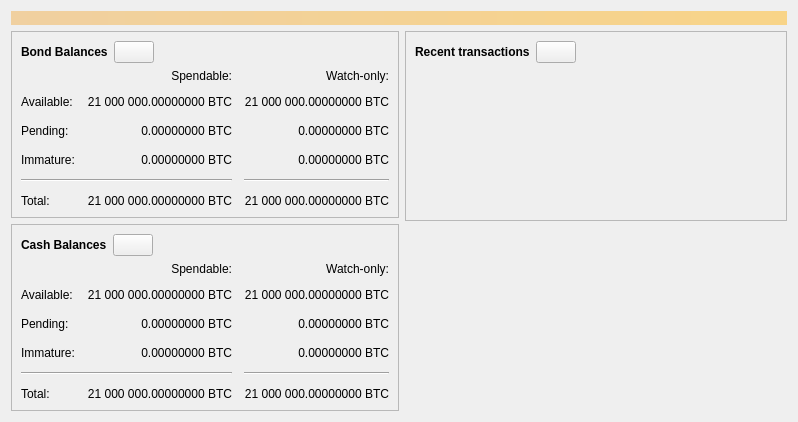
joshdoman/peerfed, file src/qt/forms/overviewpage.ui: the form before one commit.
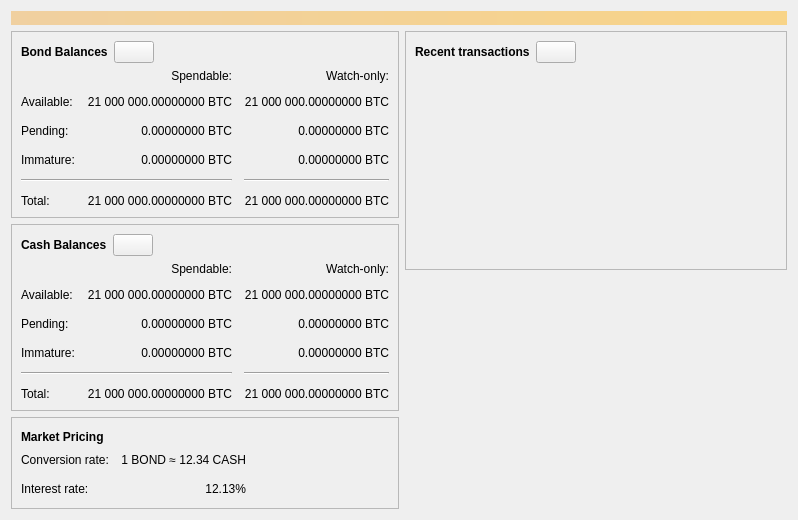
The form after the commit. Icons and pictures are not drawn. Custom widgets are drawn as their Qt base class.

Commit message: display conversion rate on overview page

What changed in the file:
```diff
--- a/src/qt/forms/overviewpage.ui
+++ b/src/qt/forms/overviewpage.ui
@@ -363,9 +363,9 @@
          <property name="frameShadow">
           <enum>QFrame::Raised</enum>
          </property>
-         <layout class="QVBoxLayout" name="verticalLayout_4">
+         <layout class="QVBoxLayout" name="verticalLayout_5">
           <item>
-           <layout class="QHBoxLayout" name="horizontalLayout_4">
+           <layout class="QHBoxLayout" name="horizontalLayout_5">
             <item>
              <widget class="QLabel" name="label_5">
               <property name="font">
@@ -673,6 +673,120 @@
          </layout>
         </widget>
        </item>
+       <item>
+        <widget class="QFrame" name="frame">
+         <property name="frameShape">
+          <enum>QFrame::StyledPanel</enum>
+         </property>
+         <property name="frameShadow">
+          <enum>QFrame::Raised</enum>
+         </property>
+         <layout class="QVBoxLayout" name="verticalLayout_6">
+          <item>
+           <layout class="QHBoxLayout" name="horizontalLayout_6">
+            <item>
+             <widget class="QLabel" name="label_6">
+              <property name="font">
+               <font>
+                <weight>75</weight>
+                <bold>true</bold>
+               </font>
+              </property>
+              <property name="text">
+               <string>Market Pricing</string>
+              </property>
+             </widget>
+            </item>
+            <item>
+             <spacer name="horizontalSpacer_6">
+              <property name="orientation">
+               <enum>Qt::Horizontal</enum>
+              </property>
+              <property name="sizeHint" stdset="0">
+               <size>
+                <width>40</width>
+                <height>20</height>
+               </size>
+              </property>
+             </spacer>
+            </item>
+           </layout>
+          </item>
+          <item>
+           <layout class="QGridLayout" name="gridLayout6">
+            <property name="spacing">
+             <number>12</number>
+            </property>
+            <item row="2" column="0">
+             <widget class="QLabel" name="labelInterestRateTitle">
+              <property name="text">
+               <string>Interest rate:</string>
+              </property>
+             </widget>
+            </item>
+            <item row="2" column="2">
+             <widget class="QLabel" name="labelInterestRate">
+              <property name="cursor">
+               <cursorShape>IBeamCursor</cursorShape>
+              </property>
+              <property name="toolTip">
+               <string>The current annualized interest rate</string>
+              </property>
+              <property name="text">
+               <string notr="true">12.13%</string>
+              </property>
+              <property name="alignment">
+               <set>Qt::AlignRight|Qt::AlignTrailing|Qt::AlignVCenter</set>
+              </property>
+              <property name="textInteractionFlags">
+               <set>Qt::LinksAccessibleByMouse|Qt::TextSelectableByKeyboard|Qt::TextSelectableByMouse</set>
+              </property>
+             </widget>
+            </item>
+            <item row="1" column="0">
+             <widget class="QLabel" name="labelConversionRateTitle">
+              <property name="text">
+               <string>Conversion rate:</string>
+              </property>
+             </widget>
+            </item>
+            <item row="1" column="2">
+             <widget class="QLabel" name="labelConversionRate">
+              <property name="cursor">
+               <cursorShape>IBeamCursor</cursorShape>
+              </property>
+              <property name="toolTip">
+               <string>The current conversion rate</string>
+              </property>
+              <property name="text">
+               <string notr="true">1 BOND ≈ 12.34 CASH</string>
+              </property>
+              <property name="alignment">
+               <set>Qt::AlignRight|Qt::AlignTrailing|Qt::AlignVCenter</set>
+              </property>
+              <property name="textInteractionFlags">
+               <set>Qt::LinksAccessibleByMouse|Qt::TextSelectableByKeyboard|Qt::TextSelectableByMouse</set>
+              </property>
+             </widget>
+            </item>
+            <item row="2" column="3">
+             <spacer name="horizontalSpacerPricing_1">
+              <property name="orientation">
+               <enum>Qt::Horizontal</enum>
+              </property>
+              <property name="sizeHint" stdset="0">
+               <size>
+                <width>40</width>
+                <height>20</height>
+               </size>
+              </property>
+             </spacer>
+            </item>
+           </layout>
+          </item>
+         </layout>
+        </widget>
+       </item>
        <item>
         <spacer name="verticalSpacer">
          <property name="orientation">
```
The commit also changes 1 other file.
